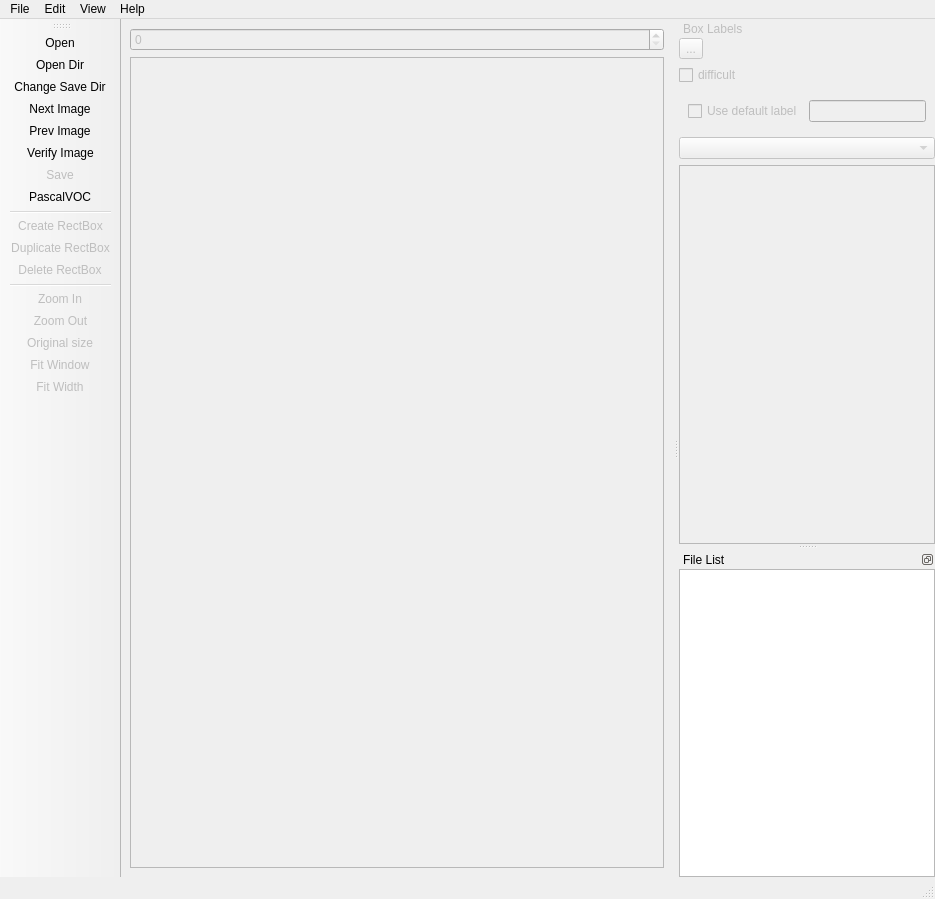
Above: ui/main_window.ui from Cerno-b/labelImg before the change. Below: the same form after it.
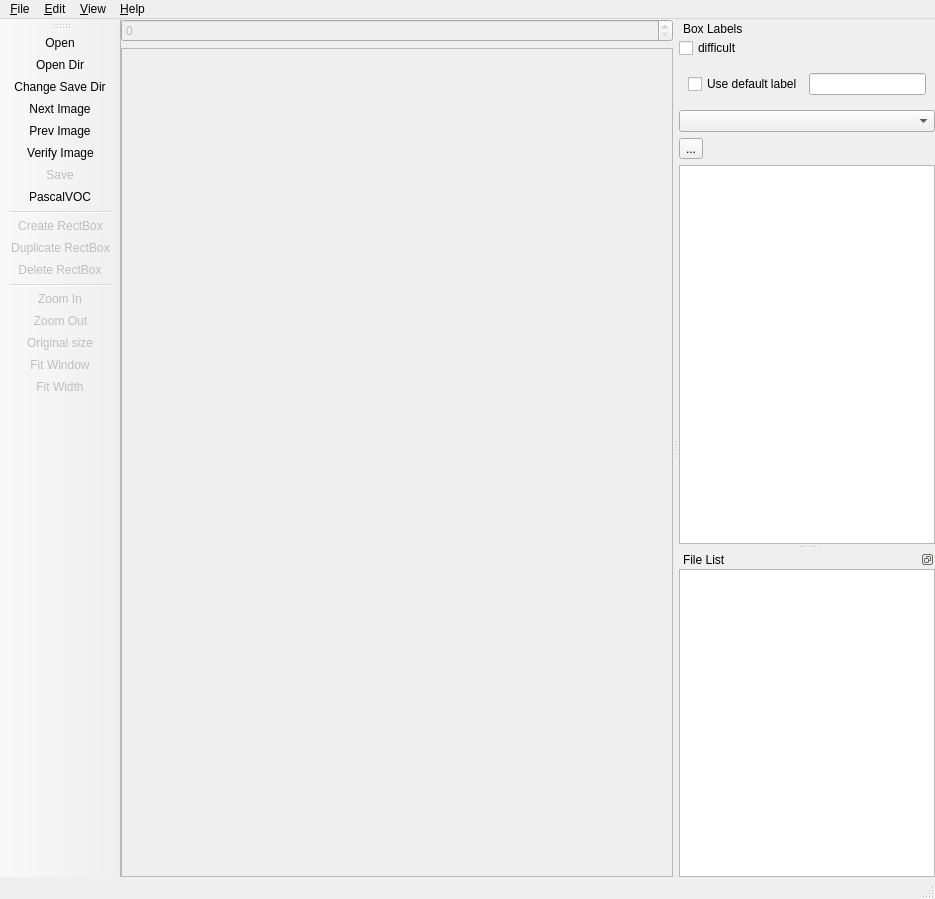
That is the form after the change. Icons and pictures are not drawn. Custom widgets are drawn as their Qt base class.

```diff
--- a/ui/main_window.ui
+++ b/ui/main_window.ui
@@ -15,6 +15,18 @@
   </property>
   <widget class="QWidget" name="centralwidget">
    <layout class="QVBoxLayout" name="verticalLayout_3">
+    <property name="leftMargin">
+     <number>0</number>
+    </property>
+    <property name="topMargin">
+     <number>0</number>
+    </property>
+    <property name="rightMargin">
+     <number>0</number>
+    </property>
+    <property name="bottomMargin">
+     <number>0</number>
+    </property>
     <item>
      <widget class="ZoomWidget" name="zoom_widget">
       <property name="enabled">
@@ -27,13 +39,13 @@
       <property name="widgetResizable">
        <bool>true</bool>
       </property>
-      <widget class="QWidget" name="scrollAreaWidgetContents">
+      <widget class="Canvas" name="canvas">
        <property name="geometry">
         <rect>
          <x>0</x>
          <y>0</y>
-         <width>547</width>
-         <height>812</height>
+         <width>565</width>
+         <height>830</height>
         </rect>
        </property>
        <layout class="QVBoxLayout" name="verticalLayout_2">
@@ -49,9 +61,6 @@
         <property name="bottomMargin">
          <number>0</number>
         </property>
-        <item>
-         <widget class="Canvas" name="canvas" native="true"/>
-        </item>
        </layout>
       </widget>
      </widget>
@@ -69,7 +78,7 @@
    </property>
    <widget class="QMenu" name="menu_file">
     <property name="title">
-     <string>File</string>
+     <string>&amp;File</string>
     </property>
     <widget class="QMenu" name="menu_recent_files">
      <property name="title">
@@ -92,7 +101,7 @@
    </widget>
    <widget class="QMenu" name="menu_edit">
     <property name="title">
-     <string>Edit</string>
+     <string>&amp;Edit</string>
     </property>
     <addaction name="action_create"/>
     <addaction name="action_copy"/>
@@ -102,7 +111,7 @@
    </widget>
    <widget class="QMenu" name="menu_view">
     <property name="title">
-     <string>View</string>
+     <string>&amp;View</string>
     </property>
     <addaction name="action_auto_saving"/>
     <addaction name="action_single_class_mode"/>
@@ -120,7 +129,7 @@
    </widget>
    <widget class="QMenu" name="menu_help">
     <property name="title">
-     <string>Help</string>
+     <string>&amp;Help</string>
     </property>
     <addaction name="action_help"/>
    </widget>
@@ -132,7 +141,7 @@
   <widget class="QStatusBar" name="statusbar"/>
   <widget class="QDockWidget" name="dock">
    <property name="enabled">
-    <bool>false</bool>
+    <bool>true</bool>
    </property>
    <property name="accessibleName">
     <string/>
@@ -178,16 +187,6 @@
         <property name="bottomMargin">
          <number>0</number>
         </property>
-        <item>
-         <widget class="QToolButton" name="edit_button">
-          <property name="text">
-           <string>...</string>
-          </property>
-          <property name="toolButtonStyle">
-           <enum>Qt::ToolButtonTextBesideIcon</enum>
-          </property>
-         </widget>
-        </item>
         <item>
          <widget class="QCheckBox" name="difficult_checkbox">
           <property name="text">
@@ -217,6 +216,16 @@
         <item>
          <widget class="ComboBox" name="combo_box"/>
         </item>
+        <item>
+         <widget class="QToolButton" name="edit_button">
+          <property name="text">
+           <string>...</string>
+          </property>
+          <property name="toolButtonStyle">
+           <enum>Qt::ToolButtonTextBesideIcon</enum>
+          </property>
+         </widget>
+        </item>
         <item>
          <widget class="QListWidget" name="label_list"/>
         </item>
@@ -916,6 +925,11 @@
    <extends>QSpinBox</extends>
    <header>libs.zoom_widget</header>
   </customwidget>
+  <customwidget>
+   <class>ToolBar</class>
+   <extends>QToolBar</extends>
+   <header>libs.tool_bar</header>
+  </customwidget>
  </customwidgets>
  <resources>
   <include location="../resources.qrc"/>
```
Left out of the diff: 5 changed lines with no effect on the pictures.
